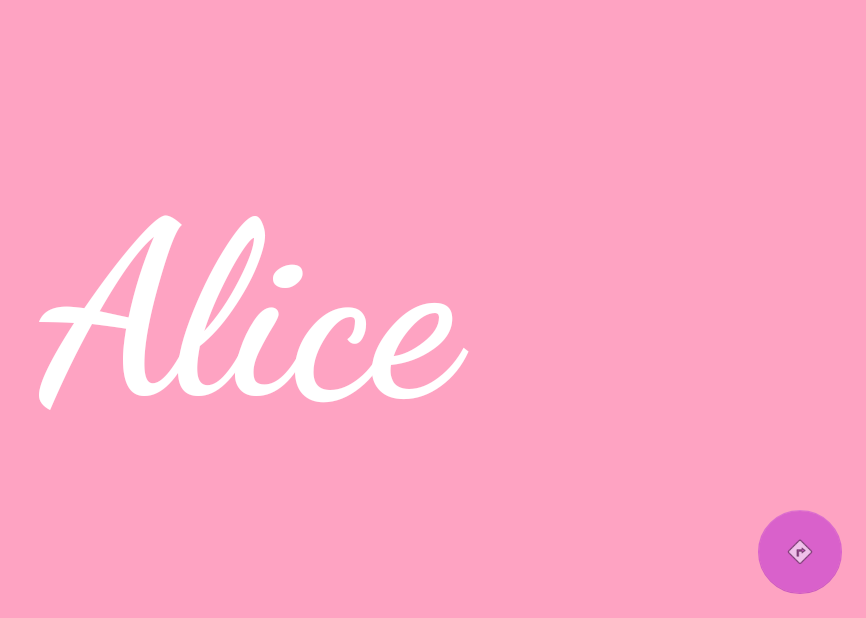
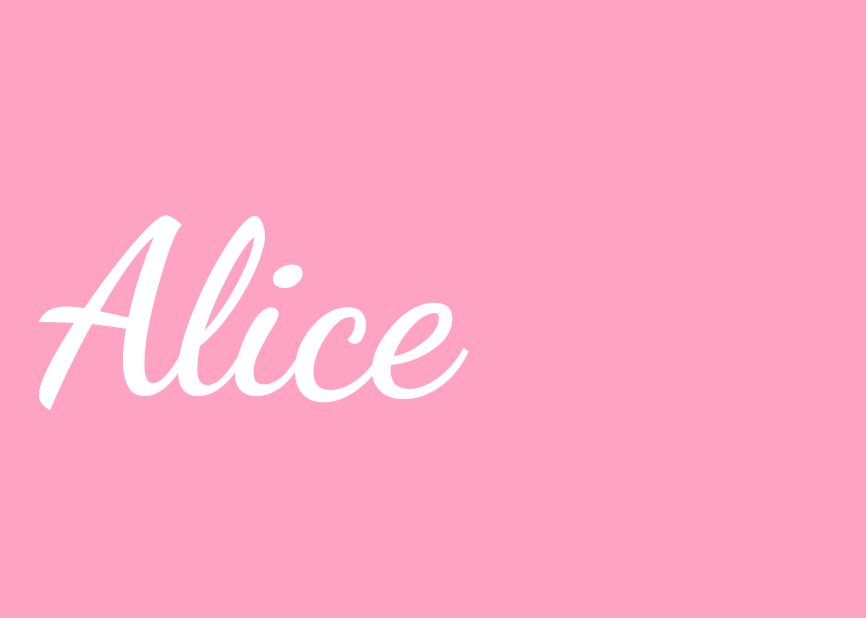
Before and after one commit to mattiaPalmas/-Alice-, an Android app: the screen it shows after launch (MainActivity), on a phone screen of 824 x 412 dp (held sideways). Shown: the whole screen, without its empty margins (370-1236 px from the left). Run offline under Robolectric (Android 15) with nearby library versions, the phone set to English and light mode, and no system bars; 1 statement that could not run was skipped.

Commit message:
delete next button first activity

```diff
--- a/app/src/main/java/com/exerciseapp/mattiapalmas/alice/main_menu/MainActivity.java
+++ b/app/src/main/java/com/exerciseapp/mattiapalmas/alice/main_menu/MainActivity.java
@@ -31,14 +31,6 @@ public class MainActivity extends BaseActivity {
 
         createMusic();
 
-        FloatingActionButton fab = (FloatingActionButton) findViewById(R.id.arrowNext);
-        fab.setOnClickListener(new View.OnClickListener() {
-            @Override
-            public void onClick(View view) {
-                goingToNext = true;
-                startActivity(new Intent(MainActivity.this,MainElephant.class));
-            }
-        });
     }
 
     @Override
@@ -68,4 +60,9 @@ public class MainActivity extends BaseActivity {
 
         Log.d(ColorSelectedActivity.TAG, "onStop: COLOR SELECT");
     }
+
+    public void goToMainMenu(View view) {
+        goingToNext = true;
+        startActivity(new Intent(MainActivity.this,MainElephant.class));
+    }
 }
--- a/app/src/main/res/layout/activity_main.xml
+++ b/app/src/main/res/layout/activity_main.xml
@@ -4,6 +4,7 @@
     xmlns:tools="http://schemas.android.com/tools"
     android:layout_width="match_parent"
     android:layout_height="match_parent"
+    android:onClick="goToMainMenu"
     android:background="@color/colorAccent">
 
     <TextView
@@ -19,14 +20,4 @@
         android:textSize="160dp"
         android:textStyle="bold" />
 
-    <android.support.design.widget.FloatingActionButton
-        android:id="@+id/arrowNext"
-        android:layout_width="wrap_content"
-        android:layout_height="wrap_content"
-        android:layout_gravity="bottom|end"
-        android:layout_margin="@dimen/fab_margin"
-        android:onClick="goToMainMenu"
-        app:backgroundTint="@color/colorPrimaryDark"
-        app:srcCompat="@android:drawable/ic_menu_directions" />
-
 </android.support.design.widget.CoordinatorLayout>
```
